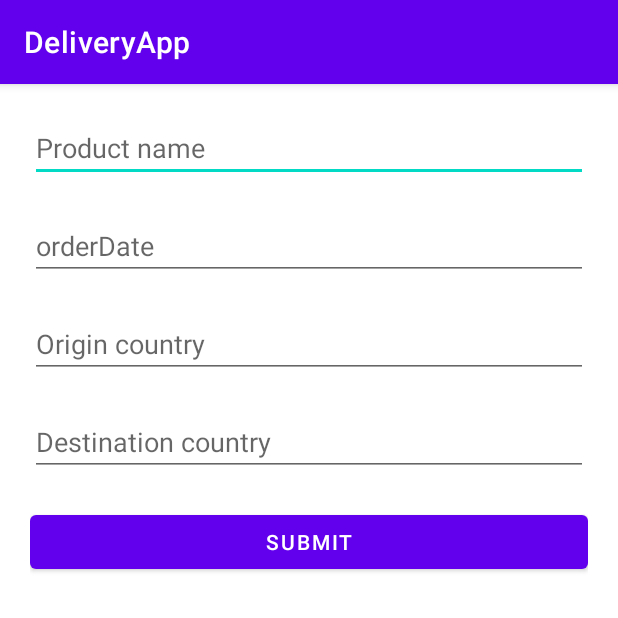
After one commit to finziamit/DeliveryApp, an Android app: the AddOrder screen opened directly, with no data from a screen before it, on a phone screen of 412 x 824 dp, the top half of it. The commit adds this screen. Run offline under Robolectric (Android 15) with nearby library versions, the phone set to English and light mode, and no system bars.

Commit message:
Adding 'Add Order' screen

```diff
--- a/app/src/main/AndroidManifest.xml
+++ b/app/src/main/AndroidManifest.xml
@@ -1,6 +1,6 @@
 <?xml version="1.0" encoding="utf-8"?>
 <manifest xmlns:android="http://schemas.android.com/apk/res/android"
-    xmlns:tools="http://schemas.android.com/tools" >
+    xmlns:tools="http://schemas.android.com/tools">
 
     <application
         android:allowBackup="true"
@@ -11,24 +11,31 @@
         android:roundIcon="@mipmap/ic_launcher_round"
         android:supportsRtl="true"
         android:theme="@style/Theme.DeliveryApp"
-        tools:targetApi="31" >
+        tools:targetApi="31">
+        <activity
+            android:name=".AddOrder"
+            android:exported="false">
+            <meta-data
+                android:name="android.app.lib_name"
+                android:value="" />
+        </activity>
         <activity
             android:name=".order_details_screen"
-            android:exported="false" >
+            android:exported="false">
             <meta-data
                 android:name="android.app.lib_name"
                 android:value="" />
         </activity>
         <activity
             android:name=".OrderScreen"
-            android:exported="false" >
+            android:exported="false">
             <meta-data
                 android:name="android.app.lib_name"
                 android:value="" />
         </activity>
         <activity
             android:name=".MainActivity"
-            android:exported="true" >
+            android:exported="true">
             <intent-filter>
                 <action android:name="android.intent.action.MAIN" />
 
--- /dev/null
+++ b/app/src/main/java/com/example/deliveryapp/AddOrder.java
@@ -0,0 +1,49 @@
+package com.example.deliveryapp;
+
+import androidx.appcompat.app.AppCompatActivity;
+
+import android.content.Intent;
+import android.os.Bundle;
+import android.view.View;
+import android.widget.Button;
+import android.widget.EditText;
+
+public class AddOrder extends AppCompatActivity {
+
+    private int serialnumber = 0;
+    private String product;
+    private String date;
+    private String origin;
+    private String destination;
+
+    @Override
+    protected void onCreate(Bundle savedInstanceState) {
+        super.onCreate(savedInstanceState);
+        setContentView(R.layout.activity_add_order);
+
+        // set button
+        Button submit = (Button) findViewById(R.id.Submit);
+
+        // get the content of the EditText
+        EditText productEditText = (EditText) findViewById(R.id.AddProduct);
+        EditText dateEditText = (EditText) findViewById(R.id.orderDate);
+        EditText originEditText = (EditText) findViewById(R.id.originCountry);
+        EditText destinationEditText = (EditText) findViewById(R.id.destinationCountry);
+
+        product = (String)productEditText.toString();
+        date = (String)dateEditText.toString();
+        origin = (String)originEditText.toString();
+        destination = (String)destinationEditText.toString();
+
+        //onClick
+        submit.setOnClickListener(new View.OnClickListener() {
+            @Override
+            public void onClick(View view) {
+                Order newOrder = new Order(serialnumber++, product, date, origin, destination);
+                //TO-DO: add the new order to orders list (right now is hard coded in OrderAdapter)
+                finish();
+            }
+        });
+    }
+
+}
--- a/app/src/main/java/com/example/deliveryapp/MainActivity.java
+++ b/app/src/main/java/com/example/deliveryapp/MainActivity.java
@@ -4,7 +4,11 @@ import androidx.appcompat.app.AppCompatActivity;
 import androidx.recyclerview.widget.LinearLayoutManager;
 import androidx.recyclerview.widget.RecyclerView;
 
+import android.content.Intent;
 import android.os.Bundle;
+import android.view.View;
+import android.widget.Button;
+import android.widget.LinearLayout;
 
 public class MainActivity extends AppCompatActivity {
     private RecyclerView recyclerView;
@@ -22,5 +26,15 @@ public class MainActivity extends AppCompatActivity {
 
         recyclerView.setAdapter(adapter);
         recyclerView.setLayoutManager(layoutManager);
+
+        Button addOrder = (Button) findViewById(R.id.AddOrder);
+
+        addOrder.setOnClickListener(new View.OnClickListener() {
+            @Override
+            public void onClick(View view) {
+                Intent intent = new Intent(view.getContext(),AddOrder.class);
+                startActivity(intent);
+            }
+        });
     }
 }
--- /dev/null
+++ b/app/src/main/res/layout/activity_add_order.xml
@@ -0,0 +1,81 @@
+<?xml version="1.0" encoding="utf-8"?>
+<LinearLayout xmlns:android="http://schemas.android.com/apk/res/android"
+    android:orientation="vertical"
+    android:layout_width="match_parent"
+    android:layout_height="match_parent"
+    android:id="@+id/detailed_ordered_item"
+    android:padding="10dp">
+
+    <LinearLayout
+        android:layout_width="match_parent"
+        android:layout_height="wrap_content"
+        android:padding="10dp"
+        android:orientation="horizontal">
+
+        <EditText
+            android:layout_width="match_parent"
+            android:layout_height="match_parent"
+            android:id="@+id/AddProduct"
+            android:hint="Product name"/>
+
+    </LinearLayout>
+
+    <LinearLayout
+        android:layout_width="match_parent"
+        android:layout_height="wrap_content"
+        android:padding="10dp"
+        android:orientation="horizontal">
+
+        <EditText
+            android:layout_width="match_parent"
+            android:layout_height="match_parent"
+            android:id="@+id/orderDate"
+            android:hint="orderDate"/>
+
+    </LinearLayout>
+
+    <LinearLayout
+        android:layout_width="match_parent"
+        android:layout_height="wrap_content"
+        android:padding="10dp"
+        android:orientation="horizontal">
+
+        <EditText
+            android:layout_width="match_parent"
+            android:layout_height="match_parent"
+            android:id="@+id/originCountry"
+            android:hint="Origin country"/>
+
+    </LinearLayout>
+
+    <LinearLayout
+        android:layout_width="match_parent"
+        android:layout_height="wrap_content"
+        android:padding="10dp"
+        android:orientation="horizontal">
+
+        <EditText
+            android:layout_width="match_parent"
+            android:layout_height="match_parent"
+            android:id="@+id/destinationCountry"
+            android:hint="Destination country"/>
+
+    </LinearLayout>
+
+    <androidx.constraintlayout.widget.ConstraintLayout
+        android:layout_width="match_parent"
+        android:layout_height="wrap_content"
+        android:padding="10dp"
+        android:orientation="horizontal">
+
+        <Button
+            android:layout_width="match_parent"
+            android:layout_height="match_parent"
+            android:id="@+id/Submit"
+            android:onClick="SubmitNewProduct"
+            android:text="Submit" />
+
+    </androidx.constraintlayout.widget.ConstraintLayout>
+
+
+</LinearLayout>
```
